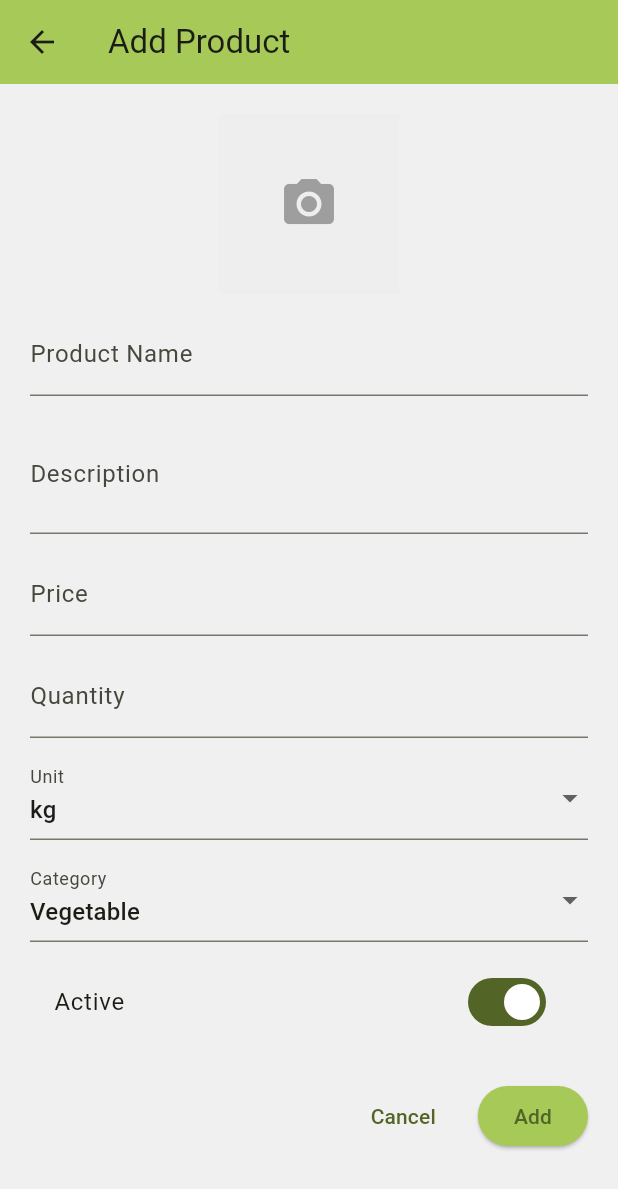
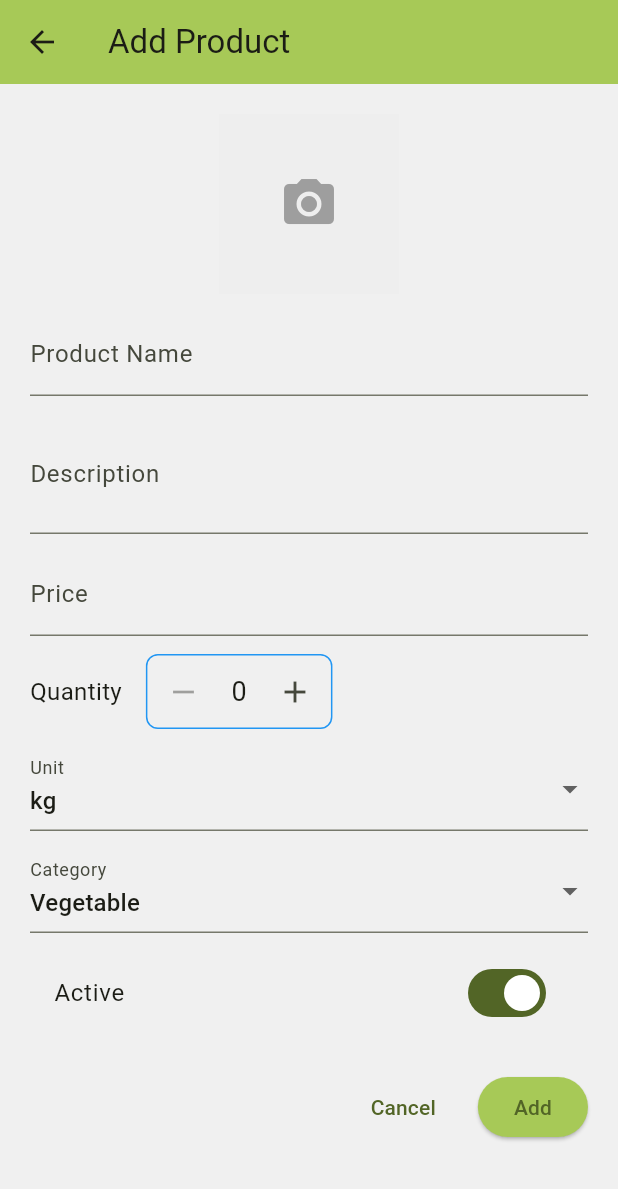
Before and after one commit to Amanciolicious/VegieConnectF, a Flutter app: the AddProductPage screen opened directly, after a tap on the "camera alt" icon, on a phone screen of 412 x 824 dp. Shown: the top 1189 px of the screen. Run offline on Flutter 3.47's test engine with Material 3 defaults, Android fonts, the phone set to English and light mode, and no system bars; our stand-ins replace cloud_firestore, file_picker, firebase_auth, firebase_core, firebase_storage, flutter_map and 5 more; missing offline and left inert: open_route_service; accounts and stored records are empty.

Commit message:
Added Product Changes

```diff
--- a/vegieconnect/lib/supplier-side/add_product_page.dart
+++ b/vegieconnect/lib/supplier-side/add_product_page.dart
@@ -8,6 +8,8 @@ import 'package:flutter/foundation.dart' show kIsWeb;
 import 'package:file_picker/file_picker.dart';
 import 'package:http/http.dart' as http;
 import 'dart:convert';
+import '../services/image_storage_service.dart';
+import '../widgets/product_image_widget.dart';
 
 class AddProductPage extends StatefulWidget {
   final Map<String, dynamic>? product;
@@ -23,7 +25,7 @@ class _AddProductPageState extends State<AddProductPage> {
   final _nameController = TextEditingController();
   final _descController = TextEditingController();
   final _priceController = TextEditingController();
-  final _quantityController = TextEditingController();
+  int _quantity = 0;
   String _unit = 'kg';
   String _category = 'Vegetable';
   bool _isActive = true;
@@ -39,7 +41,7 @@ class _AddProductPageState extends State<AddProductPage> {
       _nameController.text = widget.product!['name'] ?? '';
       _descController.text = widget.product!['description'] ?? '';
       _priceController.text = widget.product!['price']?.toString() ?? '';
-      _quantityController.text = widget.product!['quantity']?.toString() ?? '';
+      _quantity = widget.product!['quantity'] ?? 0;
       _unit = widget.product!['unit'] ?? 'kg';
       _category = widget.product!['category'] ?? 'Vegetable';
       _isActive = widget.product!['isActive'] ?? true;
@@ -52,54 +54,60 @@ class _AddProductPageState extends State<AddProductPage> {
     _nameController.dispose();
     _descController.dispose();
     _priceController.dispose();
-    _quantityController.dispose();
     super.dispose();
   }
 
   Future<void> _pickImage() async {
+    try {
       if (kIsWeb) {
         // Web: Use file_picker
-      FilePickerResult? result = await FilePicker.platform.pickFiles(
-        type: FileType.image,
-        withData: true,
-      );
-      if (result != null && result.files.single.bytes != null) {
+        final imageBytes = await ImageStorageService.pickImageFromWeb();
+        if (imageBytes != null) {
           setState(() {
-          _webImageBytes = result.files.single.bytes;
+            _webImageBytes = imageBytes;
             _imageFile = null;
           });
         }
       } else {
         // Mobile: Use image_picker
-      final picker = ImagePicker();
-      final picked = await picker.pickImage(source: ImageSource.gallery, imageQuality: 75);
-      if (picked != null) {
+        final imageFile = await ImageStorageService.pickImageFromGallery();
+        if (imageFile != null) {
           setState(() {
-          _imageFile = File(picked.path);
+            _imageFile = imageFile;
             _webImageBytes = null;
           });
         }
       }
+    } catch (e) {
+      ScaffoldMessenger.of(context).showSnackBar(
+        SnackBar(content: Text('Error picking image: $e')),
+      );
+    }
   }
 
-  Future<String?> _uploadImage(String productId) async {
+  Future<String?> _saveImageLocally(String productId) async {
+    try {
+      if (kIsWeb && _webImageBytes != null) {
+        // For web, we'll still use imgbb as fallback since local storage isn't supported
         const imgbbApiKey = '624d224505d2d7ed98eb474772d79015';
-    Uint8List? imageBytes;
-    if (kIsWeb && _webImageBytes != null) {
-      imageBytes = _webImageBytes;
-    } else if (_imageFile != null) {
-      imageBytes = await _imageFile!.readAsBytes();
-    } else {
-      return _imageUrl;
-    }
-    final base64Image = base64Encode(imageBytes!);
+        final base64Image = base64Encode(_webImageBytes!);
         final url = Uri.parse('https://api.imgbb.com/1/upload?key=$imgbbApiKey');
         final response = await http.post(url, body: {'image': base64Image});
         if (response.statusCode == 200) {
           final data = jsonDecode(response.body);
           return data['data']['url'];
         } else {
-      debugPrint('imgbb upload failed: \\${response.body}');
+          debugPrint('imgbb upload failed: ${response.body}');
+          return null;
+        }
+      } else if (_imageFile != null) {
+        // For mobile, save to local storage
+        return await ImageStorageService.saveImageFromFile(_imageFile!, productId);
+      } else {
+        return _imageUrl;
+      }
+    } catch (e) {
+      debugPrint('Error saving image: $e');
       return null;
     }
   }
@@ -121,27 +129,15 @@ class _AddProductPageState extends State<AddProductPage> {
               Center(
                 child: GestureDetector(
                   onTap: _pickImage,
-                  child: kIsWeb
-                      ? (_webImageBytes != null
+                  child: _webImageBytes != null
                       ? Image.memory(_webImageBytes!, width: 120, height: 120, fit: BoxFit.cover)
-                          : (_imageUrl != null && _imageUrl!.isNotEmpty)
-                              ? Image.network(_imageUrl!, width: 120, height: 120, fit: BoxFit.cover)
-                              : Container(
+                      : _imageFile != null
+                          ? Image.file(_imageFile!, width: 120, height: 120, fit: BoxFit.cover)
+                          : ProductImageWidget(
+                              imagePath: _imageUrl ?? '',
                               width: 120,
                               height: 120,
-                                  color: Colors.grey[200],
-                                  child: const Icon(Icons.camera_alt, size: 40, color: Colors.grey),
-                                ))
-                      : (_imageFile != null
-                          ? Image.file(_imageFile!, width: 120, height: 120, fit: BoxFit.cover)
-                          : (_imageUrl != null && _imageUrl!.isNotEmpty)
-                              ? Image.network(_imageUrl!, width: 120, height: 120, fit: BoxFit.cover)
-                              : Container(
-                                  width: 120,
-                                  height: 120,
-                                  color: Colors.grey[200],
-                                  child: const Icon(Icons.camera_alt, size: 40, color: Colors.grey),
-                                )),
+                            ),
                 ),
               ),
               const SizedBox(height: 12),
@@ -159,16 +155,44 @@ class _AddProductPageState extends State<AddProductPage> {
               const SizedBox(height: 12),
               TextFormField(
                 controller: _priceController,
-                decoration: const InputDecoration(labelText: 'Price'),
+                decoration: const InputDecoration(
+                  labelText: 'Price',
+                  prefixText: '₱ ',
+                ),
                 keyboardType: TextInputType.number,
                 validator: (value) => value == null || value.isEmpty ? 'Enter price' : null,
               ),
               const SizedBox(height: 12),
-              TextFormField(
-                controller: _quantityController,
-                decoration: const InputDecoration(labelText: 'Quantity'),
-                keyboardType: TextInputType.number,
-                validator: (value) => value == null || value.isEmpty ? 'Enter quantity' : null,
+              Row(
+                children: [
+                  const Text('Quantity', style: TextStyle(fontSize: 16)),
+                  const SizedBox(width: 16),
+                  Container(
+                    decoration: BoxDecoration(
+                      border: Border.all(color: Colors.blue),
+                      borderRadius: BorderRadius.circular(8),
+                    ),
+                    child: Row(
+                      mainAxisSize: MainAxisSize.min,
+                      children: [
+                        IconButton(
+                          icon: const Icon(Icons.remove),
+                          onPressed: _quantity > 0
+                              ? () => setState(() => _quantity--)
+                              : null,
+                        ),
+                        Padding(
+                          padding: const EdgeInsets.symmetric(horizontal: 8.0),
+                          child: Text('$_quantity', style: const TextStyle(fontSize: 18)),
+                        ),
+                        IconButton(
+                          icon: const Icon(Icons.add),
+                          onPressed: () => setState(() => _quantity++),
+                        ),
+                      ],
+                    ),
+                  ),
+                ],
               ),
               const SizedBox(height: 12),
               DropdownButtonFormField<String>(
@@ -212,6 +236,27 @@ class _AddProductPageState extends State<AddProductPage> {
                         ? null
                         : () async {
                             if (_formKey.currentState!.validate()) {
+                              if (widget.product != null) {
+                                // Show confirmation dialog before updating
+                                final confirm = await showDialog<bool>(
+                                  context: context,
+                                  builder: (context) => AlertDialog(
+                                    title: const Text('Update Product'),
+                                    content: const Text('Are you sure you want to update this product?'),
+                                    actions: [
+                                      TextButton(
+                                        onPressed: () => Navigator.pop(context, false),
+                                        child: const Text('Cancel'),
+                                      ),
+                                      TextButton(
+                                        onPressed: () => Navigator.pop(context, true),
+                                        child: const Text('Update'),
+                                      ),
+                                    ],
+                                  ),
+                                );
+                                if (confirm != true) return;
+                              }
                               setState(() => _isUploading = true);
                               final user = FirebaseAuth.instance.currentUser;
                               if (user == null) {
@@ -221,6 +266,7 @@ class _AddProductPageState extends State<AddProductPage> {
                                 setState(() => _isUploading = false);
                                 return;
                               }
+                              try {
                                 if (widget.product == null) {
                                   // Add new product
                                   final docRef = await FirebaseFirestore.instance.collection('products').add({
@@ -228,7 +274,7 @@ class _AddProductPageState extends State<AddProductPage> {
                                     'name': _nameController.text.trim(),
                                     'description': _descController.text.trim(),
                                     'price': double.tryParse(_priceController.text.trim()) ?? 0,
-                                  'quantity': int.tryParse(_quantityController.text.trim()) ?? 0,
+                                    'quantity': _quantity,
                                     'unit': _unit,
                                     'category': _category,
                                     'isActive': _isActive,
@@ -236,23 +282,23 @@ class _AddProductPageState extends State<AddProductPage> {
                                     'updatedAt': FieldValue.serverTimestamp(),
                                     'imageUrl': '',
                                   });
-                                final imageUrl = await _uploadImage(docRef.id);
-                                if (imageUrl != null) {
-                                  await docRef.update({'imageUrl': imageUrl});
+                                  final imagePath = await _saveImageLocally(docRef.id);
+                                  if (imagePath != null) {
+                                    await docRef.update({'imageUrl': imagePath});
                                   }
                                 } else {
                                   // Edit existing product
-                                final imageUrl = await _uploadImage(widget.docId!);
+                                  final imagePath = await _saveImageLocally(widget.docId!);
                                   await FirebaseFirestore.instance.collection('products').doc(widget.docId!).update({
                                     'name': _nameController.text.trim(),
                                     'description': _descController.text.trim(),
                                     'price': double.tryParse(_priceController.text.trim()) ?? 0,
-                                  'quantity': int.tryParse(_quantityController.text.trim()) ?? 0,
+                                    'quantity': _quantity,
                                     'unit': _unit,
                                     'category': _category,
                                     'isActive': _isActive,
                                     'updatedAt': FieldValue.serverTimestamp(),
-                                  'imageUrl': imageUrl ?? '',
+                                    'imageUrl': imagePath ?? _imageUrl ?? '',
                                   });
                                 }
                                 if (!mounted) return;
@@ -261,6 +307,12 @@ class _AddProductPageState extends State<AddProductPage> {
                                   SnackBar(content: Text(widget.product == null ? 'Product added!' : 'Product updated!')),
                                 );
                                 Navigator.pop(context);
+                              } catch (e) {
+                                setState(() => _isUploading = false);
+                                ScaffoldMessenger.of(context).showSnackBar(
+                                  SnackBar(content: Text('Failed to ${widget.product == null ? 'add' : 'update'} product: $e')),
+                                );
+                              }
                             }
                           },
                     style: ElevatedButton.styleFrom(backgroundColor: green),
--- /dev/null
+++ b/vegieconnect/lib/widgets/product_image_widget.dart
@@ -0,0 +1,115 @@
+import 'package:flutter/material.dart';
+import 'dart:io';
+import 'package:flutter/foundation.dart' show kIsWeb;
+import '../services/image_storage_service.dart';
+
+class ProductImageWidget extends StatelessWidget {
+  final String imagePath;
+  final double width;
+  final double height;
+  final BoxFit fit;
+  final Widget? placeholder;
+  final Widget? errorWidget;
+
+  const ProductImageWidget({
+    super.key,
+    required this.imagePath,
+    this.width = 120,
+    this.height = 120,
+    this.fit = BoxFit.cover,
+    this.placeholder,
+    this.errorWidget,
+  });
+
+  @override
+  Widget build(BuildContext context) {
+    if (imagePath.isEmpty) {
+      return _buildPlaceholder();
+    }
+
+    // Check if it's a local path
+    if (ImageStorageService.isLocalPath(imagePath)) {
+      if (kIsWeb) {
+        // Web doesn't support local file access, show placeholder
+        return _buildPlaceholder();
+      }
+
+      final file = ImageStorageService.loadImageFromPath(imagePath);
+      if (file != null) {
+        return Image.file(
+          file,
+          width: width,
+          height: height,
+          fit: fit,
+          errorBuilder: (context, error, stackTrace) {
+            return _buildErrorWidget();
+          },
+        );
+      } else {
+        return _buildErrorWidget();
+      }
+    }
+
+    // Check if it's a network URL
+    if (ImageStorageService.isNetworkUrl(imagePath)) {
+      return Image.network(
+        imagePath,
+        width: width,
+        height: height,
+        fit: fit,
+        loadingBuilder: (context, child, loadingProgress) {
+          if (loadingProgress == null) return child;
+          return _buildPlaceholder();
+        },
+        errorBuilder: (context, error, stackTrace) {
+          return _buildErrorWidget();
+        },
+      );
+    }
+
+    // Default placeholder for invalid paths
+    return _buildPlaceholder();
+  }
+
+  Widget _buildPlaceholder() {
+    if (placeholder != null) {
+      return SizedBox(
+        width: width,
+        height: height,
+        child: placeholder!,
+      );
+    }
+
+    return Container(
+      width: width,
+      height: height,
+      color: Colors.grey[200],
+      child: const Icon(
+        Icons.camera_alt,
+        size: 40,
+        color: Colors.grey,
+      ),
+    );
+  }
+
+  Widget _buildErrorWidget() {
+    if (errorWidget != null) {
+      return SizedBox(
+        width: width,
+        height: height,
+        child: errorWidget!,
+      );
+    }
+
+    return Container(
+      width: width,
+      height: height,
+      color: Colors.grey[200],
+      child: const Icon(
+        Icons.broken_image,
+        size: 40,
+        color: Colors.grey,
+      ),
+    );
+  }
+}
--- a/vegieconnect/pubspec.yaml
+++ b/vegieconnect/pubspec.yaml
@@ -33,6 +33,7 @@ dependencies:
   image_picker: ^1.1.2
   geolocator: ^11.0.0
   path_provider: ^2.1.5
+  path: ^1.9.0
   universal_platform: ^1.1.0
   file_picker: ^8.0.7
 
```
Also changed, not shown: vegieconnect/lib/customer-side/buyer_products_page.dart (+7 -3 lines), vegieconnect/lib/services/image_storage_service.dart (added, +172 -0 lines), vegieconnect/lib/supplier-side/supplier_dashboard.dart (+31 -33 lines), vegieconnect/pubspec.lock, 1 other file. Lines whose indentation alone changed are shown as unchanged.
